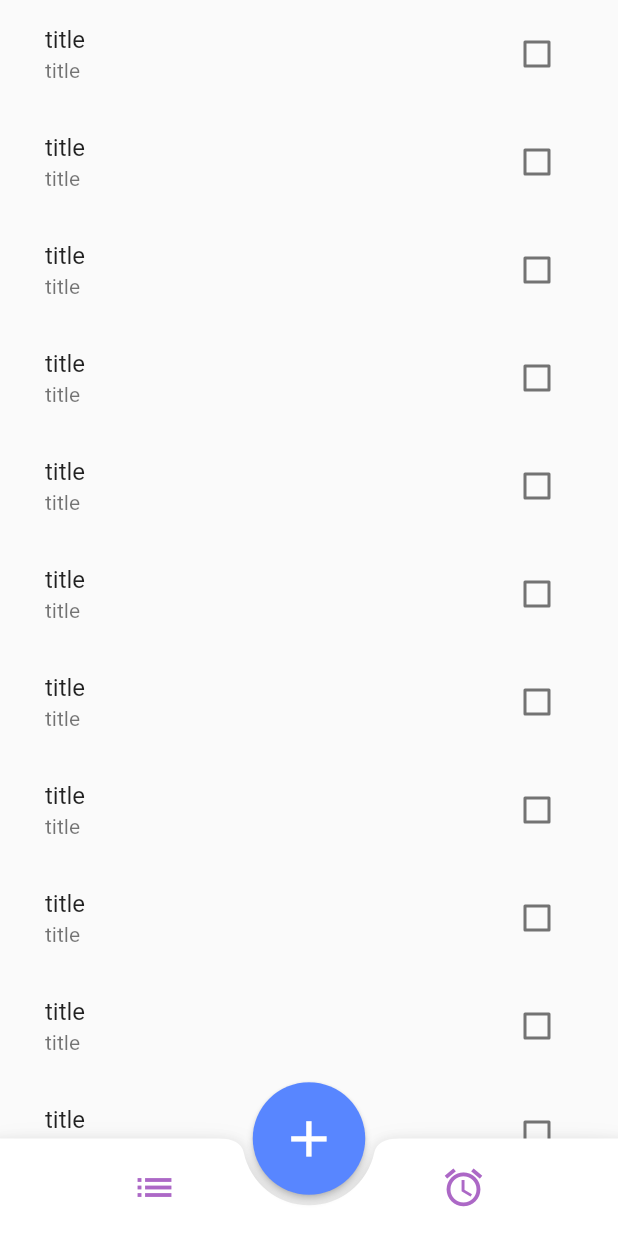
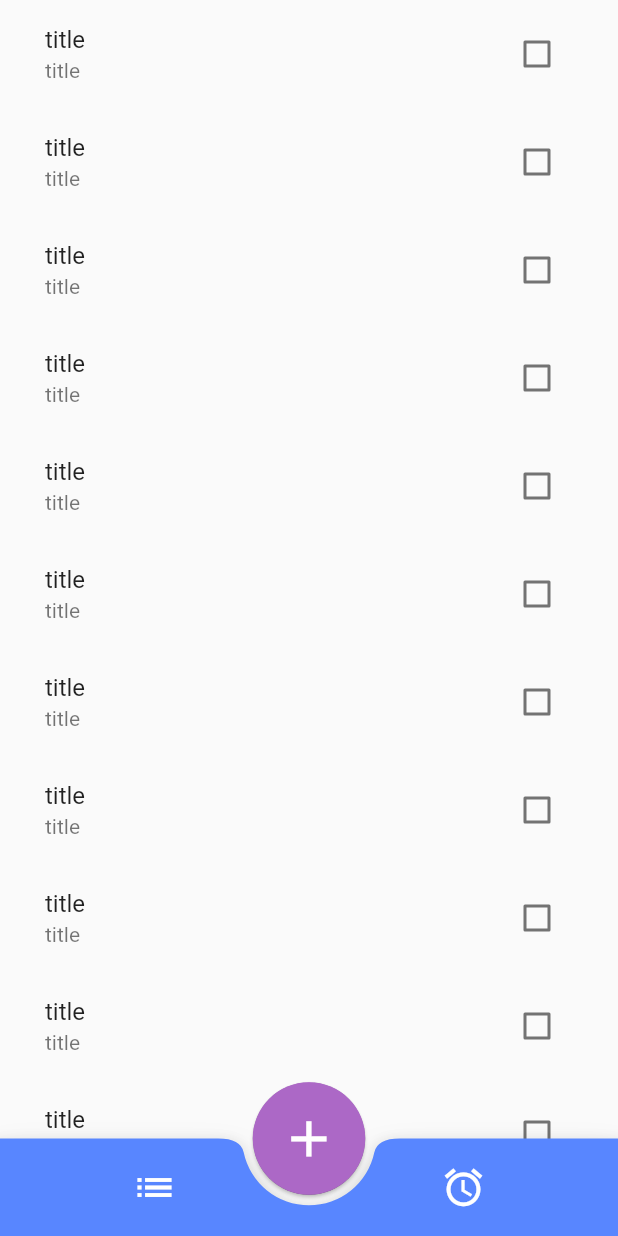
Before and after one commit to nimazareian/todo-list-app, a Flutter app: the screen it shows after launch, on a phone screen of 412 x 824 dp. Run offline on Flutter 3.47's test engine with Material 2 defaults, Android fonts, the phone set to English and light mode, and no system bars; our stand-ins replace datetime_picker_formfield, google_fonts.

```diff
--- a/lib/main.dart
+++ b/lib/main.dart
@@ -3,6 +3,8 @@ import 'package:flutter/material.dart';
 import 'constants.dart';
 import 'screens/home_page.dart';
 import 'screens/add_todo_page.dart';
+
+const appName = 'To Do List';
 
 void main() => runApp(MyApp());
 
@@ -10,15 +12,16 @@ class MyApp extends StatelessWidget {
   @override
   Widget build(BuildContext context) {
     return MaterialApp(
+      title: appName,
       theme: ThemeData.light().copyWith(
         primaryColor: kBlueAccent,
         accentColor: kBlueAccent,
         floatingActionButtonTheme: FloatingActionButtonThemeData(
-          backgroundColor: kBlueAccent,
+          backgroundColor: kPurple, //kBlueAccent,
           elevation: 2,
         ),
         iconTheme: IconThemeData(
-          color: kPurple,
+          color: Colors.white, //kPurple,
         ),
       ),
       initialRoute: HomePage.id,
--- a/lib/screens/home_page.dart
+++ b/lib/screens/home_page.dart
@@ -1,5 +1,6 @@
 import 'package:flutter/cupertino.dart';
 import 'package:flutter/material.dart';
+import 'package:animations/animations.dart';
 import 'package:todolist/components/todo_item_container.dart';
 import 'package:todolist/constants.dart';
 import 'package:todolist/screens/add_todo_page.dart';
@@ -42,6 +43,7 @@ class _HomePageState extends State<HomePage> {
         },
       ),
       bottomNavigationBar: BottomAppBar(
+        color: kBlueAccent,
         shape: CircularNotchedRectangle(),
         notchMargin: 7,
         clipBehavior: Clip.antiAlias,
@@ -71,15 +73,19 @@ class _HomePageState extends State<HomePage> {
         ),
       ),
       floatingActionButtonLocation: FloatingActionButtonLocation.centerDocked,
-      floatingActionButton: Container(
+      floatingActionButton: OpenContainer(
+        transitionType: ContainerTransitionType.fade,
+        closedShape: CircleBorder(),
+        closedColor: kPurple,
+        openBuilder: (BuildContext context, VoidCallback _) {
+          return AddTodoPage();
+        },
+        closedBuilder: (BuildContext context, VoidCallback openContainer) {
+          return Container(
             height: 75,
             child: FittedBox(
               child: FloatingActionButton(
-            onPressed: () {
-              setState(() {
-                Navigator.pushNamed(context, AddTodoPage.id);
-              });
-            },
+                onPressed: openContainer,
                 tooltip: 'Add',
                 child: Icon(
                   Icons.add,
@@ -87,6 +93,25 @@ class _HomePageState extends State<HomePage> {
                 ),
               ),
             ),
+          );
+        },
+        //       child: Container(
+        //   height: 75,
+        //   child: FittedBox(
+        //     child: FloatingActionButton(
+        //       onPressed: () {
+        //         setState(() {
+        //           Navigator.pushNamed(context, AddTodoPage.id);
+        //         });
+        //       },
+        //       tooltip: 'Add',
+        //       child: Icon(
+        //         Icons.add,
+        //         size: 30,
+        //       ),
+        //     ),
+        //   ),
+        // ),
       ),
     );
   }
--- a/pubspec.yaml
+++ b/pubspec.yaml
@@ -24,6 +24,8 @@ dependencies:
   # The following adds the Cupertino Icons font to your application.
   # Use with the CupertinoIcons class for iOS style icons.
   cupertino_icons: ^0.1.2
+  animations: ^1.1.1
+  datetime_picker_formfield: ^1.0.0
 
 dev_dependencies:
   flutter_test:
```
Also changed, not shown: lib/screens/add_todo_page.dart (+29 -22 lines), pubspec.lock. Lines whose indentation alone changed are shown as unchanged.
